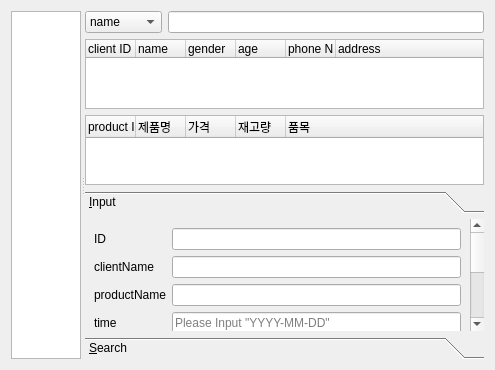
The window that shoppingmanagerform.ui (Rasen1018/MINI-PROJECT3) describes before a commit, drawn with Qt 5.
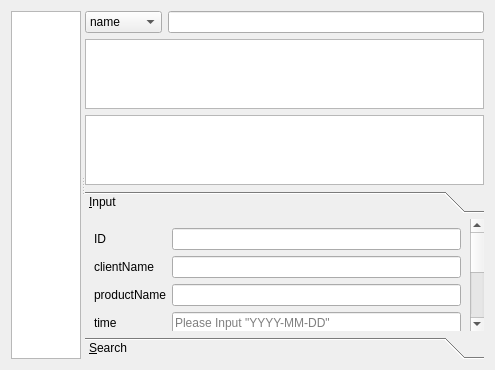
The same window after the commit.

```diff
--- a/shoppingmanagerform.ui
+++ b/shoppingmanagerform.ui
@@ -71,7 +71,7 @@
         </layout>
        </item>
        <item>
-        <widget class="QTreeWidget" name="clientTreeWidget">
+        <widget class="QTreeView" name="clientTreeView">
          <property name="maximumSize">
           <size>
            <width>16777215</width>
@@ -87,43 +87,16 @@
          <property name="itemsExpandable">
           <bool>false</bool>
          </property>
-         <attribute name="headerDefaultSectionSize">
+         <attribute name="headerVisible">
+          <bool>true</bool>
+         </attribute>
+         <attribute name="headerMinimumSectionSize">
           <number>50</number>
          </attribute>
-         <column>
-          <property name="text">
-           <string>client ID</string>
-          </property>
-         </column>
-         <column>
-          <property name="text">
-           <string>name</string>
-          </property>
-         </column>
-         <column>
-          <property name="text">
-           <string>gender</string>
-          </property>
-         </column>
-         <column>
-          <property name="text">
-           <string>age</string>
-          </property>
-         </column>
-         <column>
-          <property name="text">
-           <string>phone Number</string>
-          </property>
-         </column>
-         <column>
-          <property name="text">
-           <string>address</string>
-          </property>
-         </column>
         </widget>
        </item>
        <item>
-        <widget class="QTreeWidget" name="productTreeWidget">
+        <widget class="QTreeView" name="productTreeView">
          <property name="maximumSize">
           <size>
            <width>16777215</width>
@@ -151,37 +124,12 @@
          <property name="headerHidden">
           <bool>false</bool>
          </property>
-         <attribute name="headerCascadingSectionResizes">
-          <bool>false</bool>
-         </attribute>
-         <attribute name="headerDefaultSectionSize">
+         <attribute name="headerMinimumSectionSize">
           <number>50</number>
          </attribute>
-         <column>
-          <property name="text">
-           <string>product ID</string>
-          </property>
-         </column>
-         <column>
-          <property name="text">
-           <string>제품명</string>
-          </property>
-         </column>
-         <column>
-          <property name="text">
-           <string>가격</string>
-          </property>
-         </column>
-         <column>
-          <property name="text">
-           <string>재고량</string>
-          </property>
-         </column>
-         <column>
-          <property name="text">
-           <string>품목</string>
-          </property>
-         </column>
+         <attribute name="headerHighlightSections">
+          <bool>false</bool>
+         </attribute>
         </widget>
        </item>
        <item>
```
Left out of the diff: 11 changed lines with no effect on the pictures.
